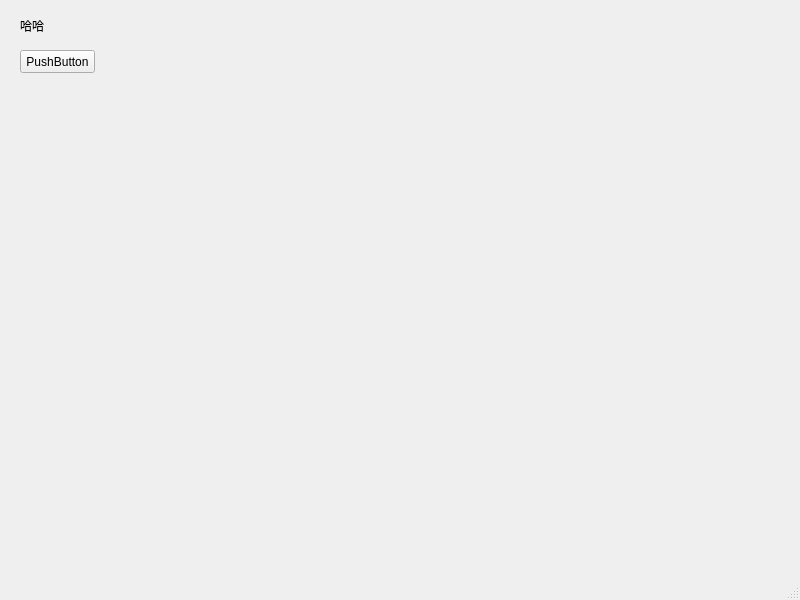
Qt form winform.ui (lidongye/TSCLabelPrint) before a commit.
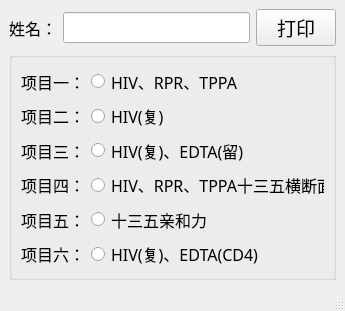
The same form after that commit.

Patch:
```diff
--- a/winform.ui
+++ b/winform.ui
@@ -6,40 +6,254 @@
    <rect>
     <x>0</x>
     <y>0</y>
-    <width>800</width>
-    <height>600</height>
+    <width>345</width>
+    <height>311</height>
    </rect>
   </property>
+  <property name="minimumSize">
+   <size>
+    <width>345</width>
+    <height>311</height>
+   </size>
+  </property>
+  <property name="maximumSize">
+   <size>
+    <width>345</width>
+    <height>311</height>
+   </size>
+  </property>
   <property name="windowTitle">
    <string>MainWindow</string>
   </property>
   <widget class="QWidget" name="centralwidget">
-   <widget class="QPushButton" name="pushButton">
-    <property name="geometry">
-     <rect>
-      <x>20</x>
-      <y>50</y>
-      <width>75</width>
-      <height>23</height>
-     </rect>
-    </property>
-    <property name="text">
-     <string>PushButton</string>
-    </property>
-   </widget>
-   <widget class="QLabel" name="label">
-    <property name="geometry">
-     <rect>
-      <x>20</x>
-      <y>20</y>
-      <width>54</width>
-      <height>12</height>
-     </rect>
-    </property>
-    <property name="text">
-     <string>哈哈</string>
-    </property>
-   </widget>
+   <layout class="QVBoxLayout" name="verticalLayout">
+    <item>
+     <layout class="QHBoxLayout" name="horizontalLayout">
+      <item>
+       <widget class="QLabel" name="label">
+        <property name="font">
+         <font>
+          <family>Adobe Devanagari</family>
+          <pointsize>12</pointsize>
+         </font>
+        </property>
+        <property name="text">
+         <string>姓名：</string>
+        </property>
+        <property name="scaledContents">
+         <bool>true</bool>
+        </property>
+       </widget>
+      </item>
+      <item>
+       <widget class="QLineEdit" name="edtName">
+        <property name="font">
+         <font>
+          <family>Adobe Devanagari</family>
+          <pointsize>12</pointsize>
+         </font>
+        </property>
+       </widget>
+      </item>
+      <item>
+       <widget class="QPushButton" name="btnPrint">
+        <property name="font">
+         <font>
+          <family>Adobe Devanagari</family>
+          <pointsize>14</pointsize>
+         </font>
+        </property>
+        <property name="text">
+         <string>打印</string>
+        </property>
+       </widget>
+      </item>
+     </layout>
+    </item>
+    <item>
+     <widget class="QGroupBox" name="groupBox">
+      <property name="title">
+       <string/>
+      </property>
+      <layout class="QGridLayout" name="gridLayout">
+       <item row="0" column="0">
+        <widget class="QLabel" name="label_2">
+         <property name="font">
+          <font>
+           <family>Adobe Devanagari</family>
+           <pointsize>12</pointsize>
+          </font>
+         </property>
+         <property name="text">
+          <string>项目一：</string>
+         </property>
+         <property name="scaledContents">
+          <bool>true</bool>
+         </property>
+        </widget>
+       </item>
+       <item row="0" column="1">
+        <widget class="QRadioButton" name="radBtn1">
+         <property name="font">
+          <font>
+           <family>Adobe Devanagari</family>
+           <pointsize>12</pointsize>
+          </font>
+         </property>
+         <property name="text">
+          <string>HIV、RPR、TPPA</string>
+         </property>
+        </widget>
+       </item>
+       <item row="1" column="0">
+        <widget class="QLabel" name="label_3">
+         <property name="font">
+          <font>
+           <family>Adobe Devanagari</family>
+           <pointsize>12</pointsize>
+          </font>
+         </property>
+         <property name="text">
+          <string>项目二：</string>
+         </property>
+         <property name="scaledContents">
+          <bool>true</bool>
+         </property>
+        </widget>
+       </item>
+       <item row="1" column="1">
+        <widget class="QRadioButton" name="radBtn2">
+         <property name="font">
+          <font>
+           <family>Adobe Devanagari</family>
+           <pointsize>12</pointsize>
+          </font>
+         </property>
+         <property name="text">
+          <string>HIV(复)</string>
+         </property>
+        </widget>
+       </item>
+       <item row="2" column="0">
+        <widget class="QLabel" name="label_4">
+         <property name="font">
+          <font>
+           <family>Adobe Devanagari</family>
+           <pointsize>12</pointsize>
+          </font>
+         </property>
+         <property name="text">
+          <string>项目三：</string>
+         </property>
+         <property name="scaledContents">
+          <bool>true</bool>
+         </property>
+        </widget>
+       </item>
+       <item row="2" column="1">
+        <widget class="QRadioButton" name="radBtn3">
+         <property name="font">
+          <font>
+           <family>Adobe Devanagari</family>
+           <pointsize>12</pointsize>
+          </font>
+         </property>
+         <property name="text">
+          <string>HIV(复)、EDTA(留)</string>
+         </property>
+        </widget>
+       </item>
+       <item row="3" column="0">
+        <widget class="QLabel" name="label_5">
+         <property name="font">
+          <font>
+           <family>Adobe Devanagari</family>
+           <pointsize>12</pointsize>
+          </font>
+         </property>
+         <property name="text">
+          <string>项目四：</string>
+         </property>
+         <property name="scaledContents">
+          <bool>true</bool>
+         </property>
+        </widget>
+       </item>
+       <item row="3" column="1">
+        <widget class="QRadioButton" name="radBtn4">
+         <property name="font">
+          <font>
+           <family>Adobe Devanagari</family>
+           <pointsize>12</pointsize>
+          </font>
+         </property>
+         <property name="text">
+          <string>HIV、RPR、TPPA十三五横断面</string>
+         </property>
+        </widget>
+       </item>
+       <item row="4" column="0">
+        <widget class="QLabel" name="label_6">
+         <property name="font">
+          <font>
+           <family>Adobe Devanagari</family>
+           <pointsize>12</pointsize>
+          </font>
+         </property>
+         <property name="text">
+          <string>项目五：</string>
+         </property>
+         <property name="scaledContents">
+          <bool>true</bool>
+         </property>
+        </widget>
+       </item>
+       <item row="4" column="1">
+        <widget class="QRadioButton" name="radBtn5">
+         <property name="font">
+          <font>
+           <family>Adobe Devanagari</family>
+           <pointsize>12</pointsize>
+          </font>
+         </property>
+         <property name="text">
+          <string>十三五亲和力</string>
+         </property>
+        </widget>
+       </item>
+       <item row="5" column="0">
+        <widget class="QLabel" name="label_7">
+         <property name="font">
+          <font>
+           <family>Adobe Devanagari</family>
+           <pointsize>12</pointsize>
+          </font>
+         </property>
+         <property name="text">
+          <string>项目六：</string>
+         </property>
+         <property name="scaledContents">
+          <bool>true</bool>
+         </property>
+        </widget>
+       </item>
+       <item row="5" column="1">
+        <widget class="QRadioButton" name="radBtn6">
+         <property name="font">
+          <font>
+           <family>Adobe Devanagari</family>
+           <pointsize>12</pointsize>
+          </font>
+         </property>
+         <property name="text">
+          <string>HIV(复)、EDTA(CD4)</string>
+         </property>
+        </widget>
+       </item>
+      </layout>
+     </widget>
+    </item>
+   </layout>
   </widget>
   <widget class="QMenuBar" name="menubar">
    <property name="geometry">
```
Left out of the diff: 4 changed lines with no effect on the pictures.
